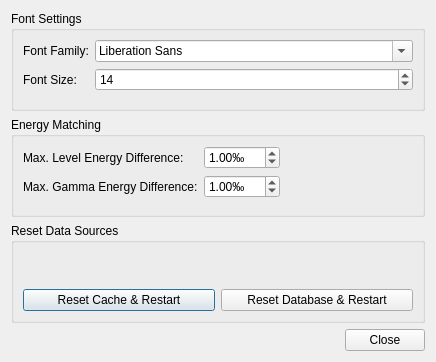
Qt form source/PreferencesDialog.ui (martukas/nuclei) before a commit.
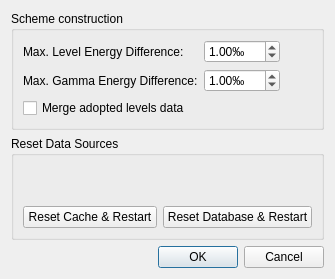
The same form after that commit. Icons and pictures are not drawn.

Commit message: refactored scheme viewer, text highlighting experiments

```diff
--- a/source/PreferencesDialog.ui
+++ b/source/PreferencesDialog.ui
@@ -6,8 +6,8 @@
    <rect>
     <x>0</x>
     <y>0</y>
-    <width>436</width>
-    <height>362</height>
+    <width>335</width>
+    <height>279</height>
    </rect>
   </property>
   <property name="windowTitle">
@@ -18,52 +18,10 @@
     <normaloff>:/configure.png</normaloff>:/configure.png</iconset>
   </property>
   <layout class="QVBoxLayout" name="verticalLayout">
-   <item>
-    <widget class="QGroupBox" name="fontGroupBox">
-     <property name="title">
-      <string>Font Settings</string>
-     </property>
-     <layout class="QFormLayout" name="formLayout">
-      <item row="0" column="0">
-       <widget class="QLabel" name="fontFamilyLabel">
-        <property name="text">
-         <string>Font Family:</string>
-        </property>
-       </widget>
-      </item>
-      <item row="0" column="1">
-       <widget class="QFontComboBox" name="fontFamily"/>
-      </item>
-      <item row="1" column="0">
-       <widget class="QLabel" name="fontSizeLabel">
-        <property name="toolTip">
-         <string>Primary font size in units of the primary line width</string>
-        </property>
-        <property name="text">
-         <string>Font Size:</string>
-        </property>
-       </widget>
-      </item>
-      <item row="1" column="1">
-       <widget class="QSpinBox" name="fontSize">
-        <property name="toolTip">
-         <string>Primary font size in units of the primary line width</string>
-        </property>
-        <property name="minimum">
-         <number>1</number>
-        </property>
-        <property name="value">
-         <number>14</number>
-        </property>
-       </widget>
-      </item>
-     </layout>
-    </widget>
-   </item>
    <item>
     <widget class="QGroupBox" name="matchingGroupBox">
      <property name="title">
-      <string>Energy Matching</string>
+      <string>Scheme construction</string>
      </property>
      <layout class="QFormLayout" name="formLayout_2">
       <property name="fieldGrowthPolicy">
@@ -121,6 +79,13 @@
         </property>
        </widget>
       </item>
+      <item row="2" column="0">
+       <widget class="QCheckBox" name="checkMergeAdopted">
+        <property name="text">
+         <string>Merge adopted levels data</string>
+        </property>
+       </widget>
+      </item>
      </layout>
     </widget>
    </item>
@@ -164,7 +129,7 @@
       <enum>Qt::Horizontal</enum>
      </property>
      <property name="standardButtons">
-      <set>QDialogButtonBox::Close</set>
+      <set>QDialogButtonBox::Cancel|QDialogButtonBox::Ok</set>
      </property>
     </widget>
    </item>
```
Left out of the diff: 4 changed lines with no effect on the pictures. The commit also changes 26 other files.
